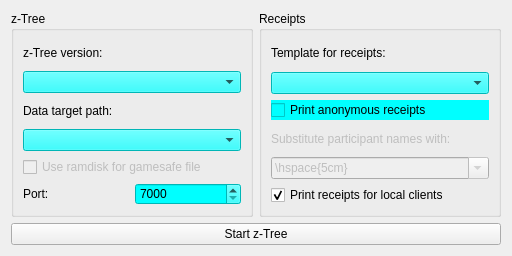
This is src/sessionstarter.ui in tobiaswee/Labcontrol as Qt 5 draws it before an edit. The edited form follows.
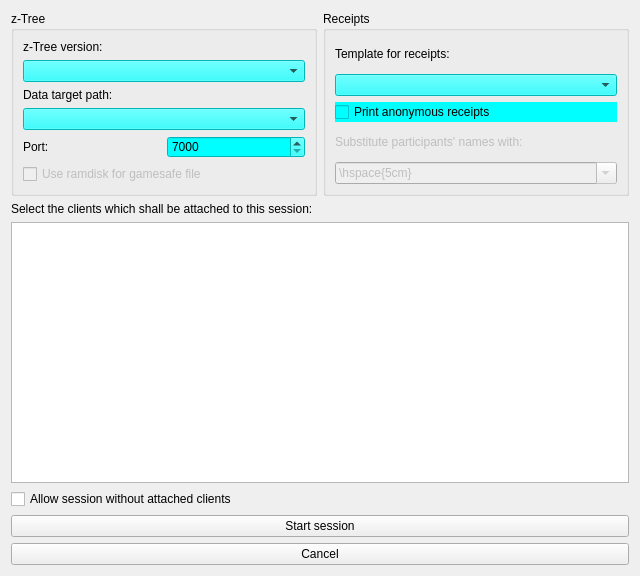
This is the edited form.

Commit message: Began reworking lc::SessionStarter' on base of prior Labcontrol 3

```diff
--- a/src/sessionstarter.ui
+++ b/src/sessionstarter.ui
@@ -6,16 +6,10 @@
    <rect>
     <x>0</x>
     <y>0</y>
-    <width>512</width>
-    <height>256</height>
+    <width>640</width>
+    <height>576</height>
    </rect>
   </property>
-  <property name="minimumSize">
-   <size>
-    <width>512</width>
-    <height>256</height>
-   </size>
-  </property>
   <property name="windowTitle">
    <string>Session Starter</string>
   </property>
@@ -68,20 +62,7 @@
 Please take care that it does not contain any spaces or other special characters.</string>
           </property>
           <property name="styleSheet">
-           <string notr="true">background: cyan</string>
-          </property>
-         </widget>
-        </item>
-        <item>
-         <widget class="QCheckBox" name="ChBRamdiskForGamesafeFile">
-          <property name="enabled">
-           <bool>false</bool>
-          </property>
-          <property name="toolTip">
-           <string>This function is not implemented yet.</string>
-          </property>
-          <property name="text">
-           <string>Use ramdisk for gamesafe file</string>
+           <string notr="true">background: cyan;</string>
           </property>
          </widget>
         </item>
@@ -99,6 +80,9 @@
           </item>
           <item>
            <widget class="QSpinBox" name="SBPort">
+            <property name="enabled">
+             <bool>true</bool>
+            </property>
             <property name="toolTip">
              <string>The port which will be used by started zTree and zLeaf instances. Only matters if multiple experiments shall be run in parallel.</string>
             </property>
@@ -115,6 +99,19 @@
           </item>
          </layout>
         </item>
+        <item>
+         <widget class="QCheckBox" name="ChBRamdiskForGamesafeFile">
+          <property name="enabled">
+           <bool>false</bool>
+          </property>
+          <property name="toolTip">
+           <string>This function is not implemented, yet.</string>
+          </property>
+          <property name="text">
+           <string>Use ramdisk for gamesafe file</string>
+          </property>
+         </widget>
+        </item>
        </layout>
       </widget>
      </item>
@@ -154,7 +151,7 @@
            <bool>false</bool>
           </property>
           <property name="text">
-           <string>Substitute participant names with:</string>
+           <string>Substitute participants' names with:</string>
           </property>
          </widget>
         </item>
@@ -166,6 +163,9 @@
           <property name="editable">
            <bool>true</bool>
           </property>
+          <property name="currentText">
+           <string>\hspace{5cm}</string>
+          </property>
           <property name="currentIndex">
            <number>0</number>
           </property>
@@ -191,30 +191,63 @@
           </item>
          </widget>
         </item>
-        <item>
-         <widget class="QCheckBox" name="ChBReceiptsforLocalClients">
-          <property name="text">
-           <string>Print receipts for local clients</string>
-          </property>
-          <property name="checked">
-           <bool>true</bool>
-          </property>
-         </widget>
-        </item>
        </layout>
       </widget>
      </item>
     </layout>
    </item>
    <item>
-    <widget class="QPushButton" name="PBStartzTree">
+    <widget class="QLabel" name="LClientSelection">
      <property name="toolTip">
       <string>Start zTree with the set parameters.
 
 Take care, that all options in the 'z-Tree' and the 'Receipts' boxes must be set BEFORE starting the accordant z-Tree, since they cannot be changed anymore after the start.</string>
      </property>
      <property name="text">
-      <string>Start z-Tree</string>
+      <string>Select the clients which shall be attached to this session:</string>
+     </property>
+    </widget>
+   </item>
+   <item>
+    <widget class="QTableView" name="TVClients">
+     <property name="toolTip">
+      <string>Select the clients which shall be attached to this session.</string>
+     </property>
+     <attribute name="horizontalHeaderVisible">
+      <bool>false</bool>
+     </attribute>
+     <attribute name="verticalHeaderVisible">
+      <bool>false</bool>
+     </attribute>
+    </widget>
+   </item>
+   <item>
+    <widget class="QCheckBox" name="ChBSessionWithoutClients">
+     <property name="toolTip">
+      <string>This allows an experimenter to override the normally hard requirement of choosing clients to be attached to the started session and start a session without attached clients.</string>
+     </property>
+     <property name="text">
+      <string>Allow session without attached clients</string>
+     </property>
+    </widget>
+   </item>
+   <item>
+    <widget class="QPushButton" name="PBStartSession">
+     <property name="toolTip">
+      <string>Start a new session according to the above made settings.</string>
+     </property>
+     <property name="text">
+      <string>Start session</string>
+     </property>
+    </widget>
+   </item>
+   <item>
+    <widget class="QPushButton" name="PBCancel">
+     <property name="toolTip">
+      <string>Cancel the creation of a new session.</string>
+     </property>
+     <property name="text">
+      <string>Cancel</string>
      </property>
     </widget>
    </item>
```
Left out of the diff: 60 changed lines with no effect on the pictures. The commit also changes 5 other files.
